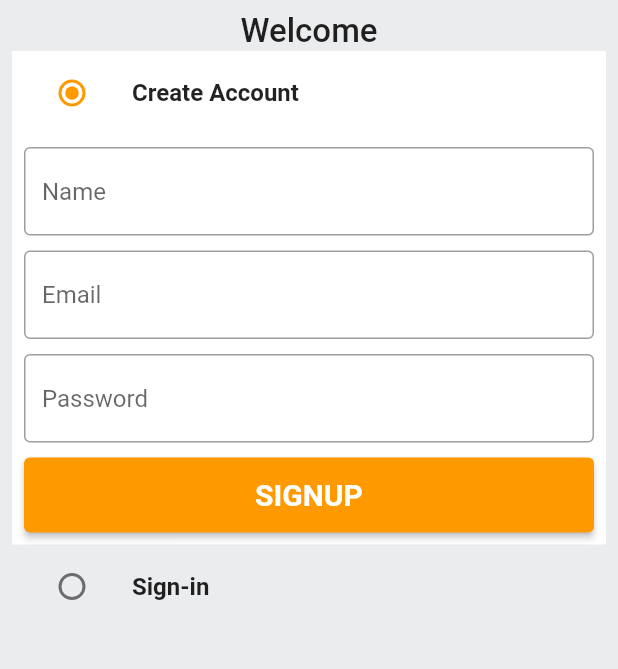
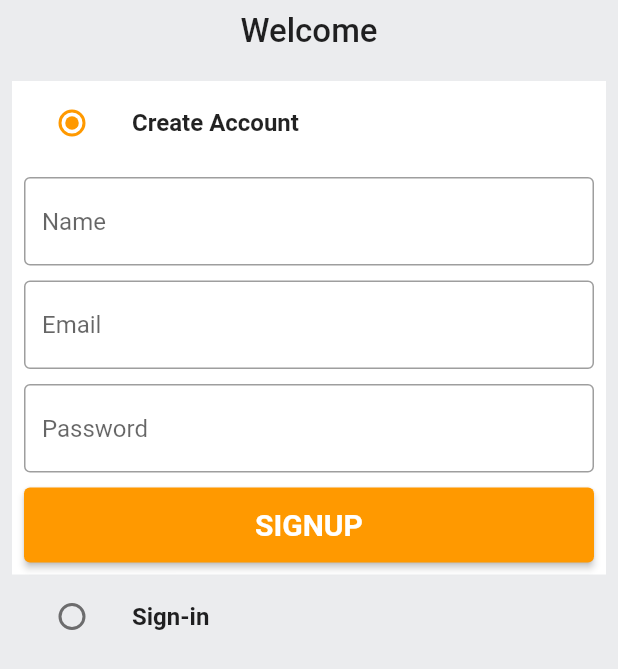
Before and after one commit to mohammadammash/amazon_clone, a Flutter app: the screen it shows after launch, on a phone screen of 412 x 824 dp. Shown: the top 669 px of the screen. Run offline on Flutter 3.47's test engine with Material 2 defaults, Android fonts, the phone set to English and light mode, and no system bars.

Commit message:
frontend/lib/features/auth/screens/auth_screen.dart: Adding signIn form

```diff
--- a/frontend/lib/features/auth/screens/auth_screen.dart
+++ b/frontend/lib/features/auth/screens/auth_screen.dart
@@ -18,6 +18,7 @@ class _AuthScreenState extends State<AuthScreen> {
   final _signUpFormKey = GlobalKey<FormState>();
   final _signInFormKey = GlobalKey<FormState>();
 
+  //I used same email&pass controllers for signin and signup so if user write email or pass in signup form and switched to login his/her data will also be shown there
   final TextEditingController _emailController = TextEditingController();
   final TextEditingController _passwordController = TextEditingController();
   final TextEditingController _nameController = TextEditingController();
@@ -33,6 +34,8 @@ class _AuthScreenState extends State<AuthScreen> {
 
   @override
   Widget build(BuildContext context) {
+    //--------------
+    //START OF FORMS
     final signUpForm = Column(
       children: [
         CustomTextField(
@@ -56,7 +59,30 @@ class _AuthScreenState extends State<AuthScreen> {
         ),
       ],
     );
+    final signInForm = Column(
+      children: [
+        const SizedBox(height: 10),
+        CustomTextField(
+          controller: _emailController,
+          textPlaceholder: 'Email',
+        ),
+        const SizedBox(height: 10),
+        CustomTextField(
+          controller: _passwordController,
+          textPlaceholder: 'Password',
+        ),
+        const SizedBox(height: 10),
+        CustomButton(
+          text: 'login',
+          handlePress: () {},
+        ),
+      ],
+    );
+    //END OF FORMS
+    //--------------
 
+    //------------
+    //MAIN RENDER
     return Scaffold(
       backgroundColor: GlobalVariables.greyBackgroundColor,
       body: SafeArea(
@@ -69,6 +95,8 @@ class _AuthScreenState extends State<AuthScreen> {
                     fontSize: GlobalVariables.textXL,
                     fontWeight: FontWeight.w500,
                   )),
+              const SizedBox(height: 20),
+
               //-------------------
               //START SIGNUP LOGIC
               ListTile(
@@ -103,7 +131,13 @@ class _AuthScreenState extends State<AuthScreen> {
                 ),
               //END SIGNUP LOGIC
               //----------------
+
+              //-------------------
+              //START LOGIN LOGIC
               ListTile(
+                tileColor: _auth == Auth.signin
+                    ? GlobalVariables.backgroundColor
+                    : GlobalVariables.greyBackgroundColor,
                 title: const Text(
                   'Sign-in',
                   style: TextStyle(
@@ -121,6 +155,17 @@ class _AuthScreenState extends State<AuthScreen> {
                   },
                 ),
               ),
+              if (_auth == Auth.signin)
+                Container(
+                  padding: const EdgeInsets.all(8.0),
+                  color: GlobalVariables.backgroundColor,
+                  child: Form(
+                    key: _signInFormKey,
+                    child: signInForm,
+                  ),
+                ),
+              //END LOGIN LOGIC
+              //-----------------
             ],
           ),
         ),
```
